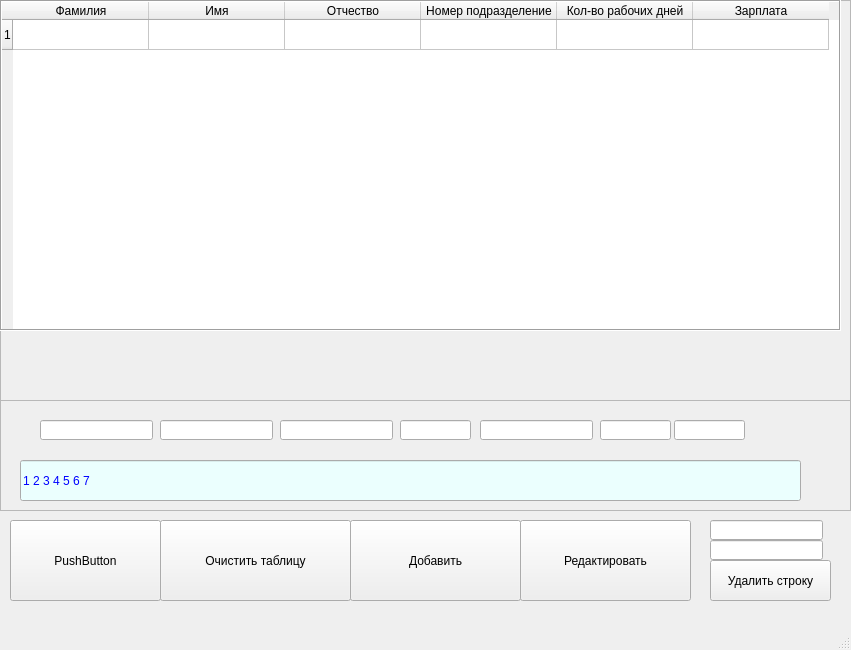
Old version of the form rabochue.ui in the repository Sony666999/test.
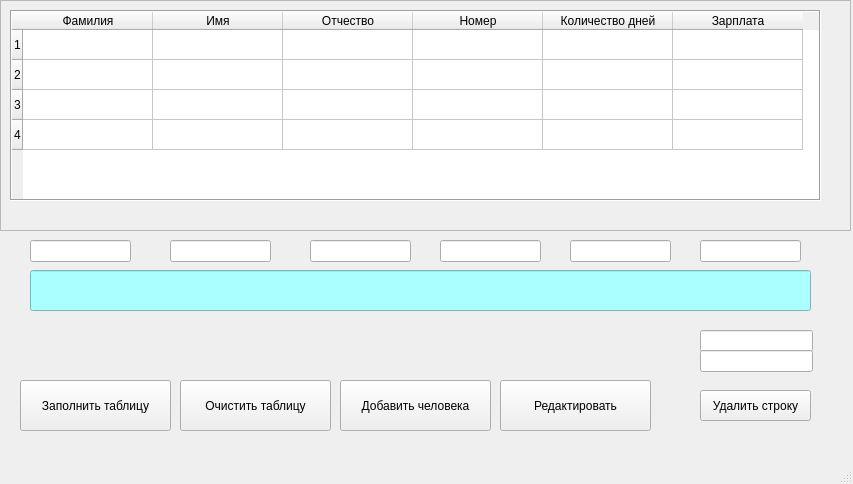
New version of the form.

The edit to the form file:
```diff
--- a/rabochue.ui
+++ b/rabochue.ui
@@ -9,13 +9,19 @@
    <rect>
     <x>0</x>
     <y>0</y>
-    <width>851</width>
-    <height>650</height>
+    <width>853</width>
+    <height>484</height>
    </rect>
   </property>
   <property name="windowTitle">
    <string>Список студентов</string>
   </property>
+  <property name="windowOpacity">
+   <double>1.000000000000000</double>
+  </property>
+  <property name="autoFillBackground">
+   <bool>true</bool>
+  </property>
   <widget class="QWidget" name="centralwidget">
    <widget class="QFrame" name="frame">
     <property name="geometry">
@@ -23,7 +29,7 @@
       <x>0</x>
       <y>0</y>
       <width>851</width>
-      <height>401</height>
+      <height>231</height>
      </rect>
     </property>
     <property name="frameShape">
@@ -35,10 +41,10 @@
     <widget class="QTableWidget" name="tableWidget">
      <property name="geometry">
       <rect>
-       <x>0</x>
-       <y>0</y>
-       <width>841</width>
-       <height>331</height>
+       <x>10</x>
+       <y>10</y>
+       <width>811</width>
+       <height>191</height>
       </rect>
      </property>
      <property name="frameShape">
@@ -51,7 +57,7 @@
       <number>16</number>
      </property>
      <property name="rowCount">
-      <number>1</number>
+      <number>4</number>
      </property>
      <property name="columnCount">
       <number>6</number>
@@ -60,19 +66,12 @@
       <bool>true</bool>
      </attribute>
      <attribute name="horizontalHeaderDefaultSectionSize">
-      <number>136</number>
+      <number>130</number>
      </attribute>
-     <attribute name="horizontalHeaderMinimumSectionSize">
-      <number>39</number>
-     </attribute>
-     <attribute name="verticalHeaderMinimumSectionSize">
-      <number>23</number>
-     </attribute>
-     <row>
-      <property name="text">
-       <string>1</string>
-      </property>
-     </row>
+     <row/>
+     <row/>
+     <row/>
+     <row/>
      <column>
       <property name="text">
        <string>Фамилия</string>
@@ -90,12 +89,12 @@
      </column>
      <column>
       <property name="text">
-       <string>Номер подразделение</string>
+       <string>Номер</string>
       </property>
      </column>
      <column>
       <property name="text">
-       <string>Кол-во рабочих дней</string>
+       <string>Количество дней</string>
       </property>
      </column>
      <column>
@@ -103,288 +102,177 @@
        <string>Зарплата</string>
       </property>
      </column>
-     <item row="0" column="0">
-      <property name="text">
-       <string/>
-      </property>
-     </item>
     </widget>
    </widget>
    <widget class="QPushButton" name="pushButton_2">
     <property name="geometry">
      <rect>
-      <x>160</x>
-      <y>520</y>
-      <width>191</width>
-      <height>81</height>
+      <x>180</x>
+      <y>380</y>
+      <width>151</width>
+      <height>51</height>
      </rect>
     </property>
     <property name="text">
      <string>Очистить таблицу</string>
     </property>
    </widget>
-   <widget class="QPushButton" name="pushButton_3">
-    <property name="geometry">
-     <rect>
-      <x>350</x>
-      <y>520</y>
-      <width>171</width>
-      <height>81</height>
-     </rect>
-    </property>
-    <property name="text">
-     <string>Добавить</string>
-    </property>
-   </widget>
-   <widget class="QFrame" name="frame_2">
-    <property name="geometry">
-     <rect>
-      <x>0</x>
-      <y>400</y>
-      <width>851</width>
-      <height>111</height>
-     </rect>
-    </property>
-    <property name="frameShape">
-     <enum>QFrame::StyledPanel</enum>
-    </property>
-    <property name="frameShadow">
-     <enum>QFrame::Raised</enum>
-    </property>
-    <widget class="QLineEdit" name="lineEdit">
-     <property name="geometry">
-      <rect>
-       <x>20</x>
-       <y>60</y>
-       <width>781</width>
-       <height>41</height>
-      </rect>
-     </property>
-     <property name="palette">
-      <palette>
-       <active>
-        <colorrole role="WindowText">
-         <brush brushstyle="SolidPattern">
-          <color alpha="255">
-           <red>0</red>
-           <green>0</green>
-           <blue>255</blue>
-          </color>
-         </brush>
-        </colorrole>
-        <colorrole role="Text">
-         <brush brushstyle="SolidPattern">
-          <color alpha="255">
-           <red>0</red>
-           <green>0</green>
-           <blue>255</blue>
-          </color>
-         </brush>
-        </colorrole>
-        <colorrole role="Base">
-         <brush brushstyle="SolidPattern">
-          <color alpha="255">
-           <red>235</red>
-           <green>255</green>
-           <blue>254</blue>
-          </color>
-         </brush>
-        </colorrole>
-       </active>
-       <inactive>
-        <colorrole role="WindowText">
-         <brush brushstyle="SolidPattern">
-          <color alpha="255">
-           <red>0</red>
-           <green>0</green>
-           <blue>255</blue>
-          </color>
-         </brush>
-        </colorrole>
-        <colorrole role="Text">
-         <brush brushstyle="SolidPattern">
-          <color alpha="255">
-           <red>0</red>
-           <green>0</green>
-           <blue>255</blue>
-          </color>
-         </brush>
-        </colorrole>
-        <colorrole role="Base">
-         <brush brushstyle="SolidPattern">
-          <color alpha="255">
-           <red>235</red>
-           <green>255</green>
-           <blue>254</blue>
-          </color>
-         </brush>
-        </colorrole>
-       </inactive>
-       <disabled>
-        <colorrole role="WindowText">
-         <brush brushstyle="SolidPattern">
-          <color alpha="255">
-           <red>120</red>
-           <green>120</green>
-           <blue>120</blue>
-          </color>
-         </brush>
-        </colorrole>
-        <colorrole role="Text">
-         <brush brushstyle="SolidPattern">
-          <color alpha="255">
-           <red>120</red>
-           <green>120</green>
-           <blue>120</blue>
-          </color>
-         </brush>
-        </colorrole>
-        <colorrole role="Base">
-         <brush brushstyle="SolidPattern">
-          <color alpha="255">
-           <red>240</red>
-           <green>240</green>
-           <blue>240</blue>
-          </color>
-         </brush>
-        </colorrole>
-       </disabled>
-      </palette>
-     </property>
-     <property name="text">
-      <string>1 2 3 4 5 6 7</string>
-     </property>
-    </widget>
-    <widget class="QLineEdit" name="lineEdit_4">
-     <property name="geometry">
-      <rect>
-       <x>40</x>
-       <y>20</y>
-       <width>113</width>
-       <height>20</height>
-      </rect>
-     </property>
-    </widget>
-    <widget class="QLineEdit" name="lineEdit_5">
-     <property name="geometry">
-      <rect>
-       <x>160</x>
-       <y>20</y>
-       <width>113</width>
-       <height>20</height>
-      </rect>
-     </property>
-    </widget>
-    <widget class="QLineEdit" name="lineEdit_6">
-     <property name="geometry">
-      <rect>
-       <x>280</x>
-       <y>20</y>
-       <width>113</width>
-       <height>20</height>
-      </rect>
-     </property>
-    </widget>
-    <widget class="QLineEdit" name="lineEdit_7">
-     <property name="geometry">
-      <rect>
-       <x>400</x>
-       <y>20</y>
-       <width>71</width>
-       <height>20</height>
-      </rect>
-     </property>
-    </widget>
-    <widget class="QLineEdit" name="lineEdit_8">
-     <property name="geometry">
-      <rect>
-       <x>480</x>
-       <y>20</y>
-       <width>113</width>
-       <height>20</height>
-      </rect>
-     </property>
-    </widget>
-    <widget class="QLineEdit" name="lineEdit_9">
-     <property name="geometry">
-      <rect>
-       <x>600</x>
-       <y>20</y>
-       <width>71</width>
-       <height>20</height>
-      </rect>
-     </property>
-    </widget>
-    <widget class="QLineEdit" name="lineEdit_10">
-     <property name="geometry">
-      <rect>
-       <x>674</x>
-       <y>20</y>
-       <width>71</width>
-       <height>20</height>
-      </rect>
-     </property>
-    </widget>
-   </widget>
    <widget class="QPushButton" name="pushButton">
     <property name="geometry">
      <rect>
-      <x>10</x>
-      <y>520</y>
+      <x>20</x>
+      <y>380</y>
       <width>151</width>
-      <height>81</height>
+      <height>51</height>
      </rect>
     </property>
     <property name="text">
-     <string>PushButton</string>
+     <string>Заполнить таблицу</string>
+    </property>
+   </widget>
+   <widget class="QPushButton" name="pushButton_3">
+    <property name="geometry">
+     <rect>
+      <x>340</x>
+      <y>380</y>
+      <width>151</width>
+      <height>51</height>
+     </rect>
+    </property>
+    <property name="text">
+     <string>Добавить человека</string>
     </property>
    </widget>
    <widget class="QPushButton" name="pushButton_4">
     <property name="geometry">
      <rect>
-      <x>520</x>
-      <y>520</y>
-      <width>171</width>
-      <height>81</height>
+      <x>500</x>
+      <y>380</y>
+      <width>151</width>
+      <height>51</height>
      </rect>
     </property>
     <property name="text">
      <string>Редактировать</string>
     </property>
    </widget>
-   <widget class="QLineEdit" name="lineEdit_2">
-    <property name="geometry">
-     <rect>
-      <x>710</x>
-      <y>520</y>
-      <width>113</width>
-      <height>20</height>
-     </rect>
-    </property>
-   </widget>
-   <widget class="QLineEdit" name="lineEdit_3">
-    <property name="geometry">
-     <rect>
-      <x>710</x>
-      <y>540</y>
-      <width>113</width>
-      <height>20</height>
-     </rect>
-    </property>
-   </widget>
    <widget class="QPushButton" name="pushButton_5">
     <property name="geometry">
      <rect>
-      <x>710</x>
-      <y>560</y>
-      <width>121</width>
-      <height>41</height>
+      <x>700</x>
+      <y>390</y>
+      <width>111</width>
+      <height>31</height>
      </rect>
     </property>
     <property name="text">
      <string>Удалить строку</string>
     </property>
    </widget>
+   <widget class="QLineEdit" name="lineEdit">
+    <property name="geometry">
+     <rect>
+      <x>30</x>
+      <y>270</y>
+      <width>781</width>
+      <height>41</height>
+     </rect>
+    </property>
+    <property name="font">
+     <font>
+      <family>Times New Roman</family>
+      <pointsize>10</pointsize>
+      <weight>75</weight>
+      <bold>true</bold>
+     </font>
+    </property>
+    <property name="styleSheet">
+     <string notr="true">background-color:rgb(170, 255, 255)</string>
+    </property>
+    <property name="text">
+     <string/>
+    </property>
+   </widget>
+   <widget class="QLineEdit" name="lineEdit_3">
+    <property name="geometry">
+     <rect>
+      <x>170</x>
+      <y>240</y>
+      <width>101</width>
+      <height>22</height>
+     </rect>
+    </property>
+   </widget>
+   <widget class="QLineEdit" name="lineEdit_2">
+    <property name="geometry">
+     <rect>
+      <x>30</x>
+      <y>240</y>
+      <width>101</width>
+      <height>22</height>
+     </rect>
+    </property>
+   </widget>
+   <widget class="QLineEdit" name="lineEdit_4">
+    <property name="geometry">
+     <rect>
+      <x>310</x>
+      <y>240</y>
+      <width>101</width>
+      <height>22</height>
+     </rect>
+    </property>
+   </widget>
+   <widget class="QLineEdit" name="lineEdit_5">
+    <property name="geometry">
+     <rect>
+      <x>440</x>
+      <y>240</y>
+      <width>101</width>
+      <height>22</height>
+     </rect>
+    </property>
+   </widget>
+   <widget class="QLineEdit" name="lineEdit_6">
+    <property name="geometry">
+     <rect>
+      <x>570</x>
+      <y>240</y>
+      <width>101</width>
+      <height>22</height>
+     </rect>
+    </property>
+   </widget>
+   <widget class="QLineEdit" name="lineEdit_7">
+    <property name="geometry">
+     <rect>
+      <x>700</x>
+      <y>240</y>
+      <width>101</width>
+      <height>22</height>
+     </rect>
+    </property>
+   </widget>
+   <widget class="QLineEdit" name="lineEdit_8">
+    <property name="geometry">
+     <rect>
+      <x>700</x>
+      <y>330</y>
+      <width>113</width>
+      <height>22</height>
+     </rect>
+    </property>
+   </widget>
+   <widget class="QLineEdit" name="lineEdit_9">
+    <property name="geometry">
+     <rect>
+      <x>700</x>
+      <y>350</y>
+      <width>113</width>
+      <height>22</height>
+     </rect>
+    </property>
+   </widget>
   </widget>
   <widget class="QMenuBar" name="menubar">
    <property name="geometry">
```
Left out of the diff: 11 changed lines with no effect on the pictures.
